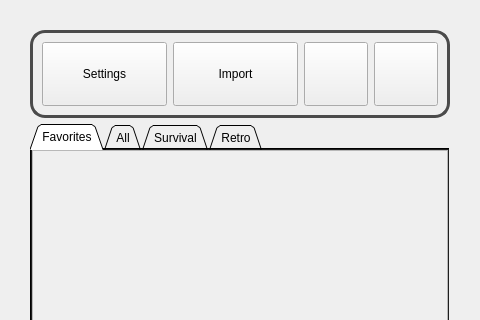
Qt form mainwindow.ui (JforJake/GameLauncher) before a commit; both pictures show x 0 to 480 and y 0 to 320 of the 480 by 1080 pixel window.
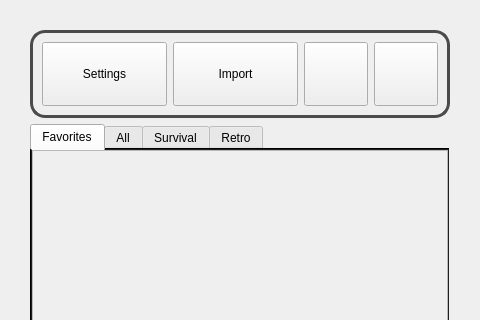
The same form after that commit. Icons and pictures are not drawn.

Diff of the .ui file:
```diff
--- a/mainwindow.ui
+++ b/mainwindow.ui
@@ -337,15 +337,30 @@
 }
 </string>
       </property>
+      <property name="tabPosition">
+       <enum>QTabWidget::TabPosition::North</enum>
+      </property>
       <property name="tabShape">
-       <enum>QTabWidget::TabShape::Triangular</enum>
+       <enum>QTabWidget::TabShape::Rounded</enum>
       </property>
       <property name="currentIndex">
        <number>0</number>
       </property>
+      <property name="usesScrollButtons">
+       <bool>true</bool>
+      </property>
+      <property name="documentMode">
+       <bool>false</bool>
+      </property>
+      <property name="tabsClosable">
+       <bool>false</bool>
+      </property>
       <property name="movable">
        <bool>true</bool>
       </property>
+      <property name="tabBarAutoHide">
+       <bool>false</bool>
+      </property>
       <widget class="QWidget" name="FavoritesTab">
        <property name="styleSheet">
         <string notr="true">#scrollArea {
```
Left out of the diff: 72 changed lines with no effect on the pictures.
